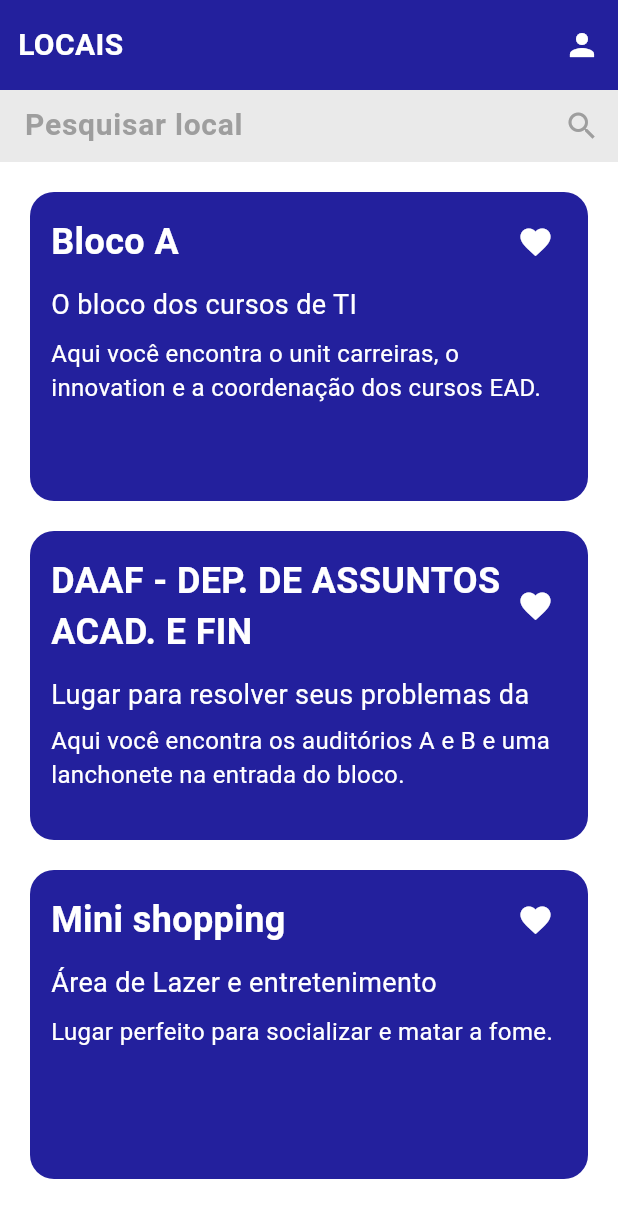
After one commit to Ricardo-Galindo/unit-, a Flutter app: the HomePage screen opened directly, on a phone screen of 412 x 824 dp. The commit adds this screen. Shown: the top 1218 px of the screen. Run offline on Flutter 3.47's test engine with Material 3 defaults, Android fonts, the phone set to English and light mode, and no system bars.

Commit message:
Front unit+

```diff
--- /dev/null
+++ b/lib/home/home_page.dart
@@ -0,0 +1,105 @@
+import 'package:flutter/material.dart';
+import 'package:unit_mais/local_details/local_details_page.dart';
+import 'package:unit_mais/login/login_page.dart';
+import 'package:unit_mais/widgets/CustomAppBar.dart';
+import 'package:unit_mais/widgets/information_card.dart';
+
+class HomePage extends StatefulWidget {
+  const HomePage({super.key});
+
+  @override
+  State<HomePage> createState() => _HomePageState();
+}
+
+class _HomePageState extends State<HomePage> {
+  List<Map<String, dynamic>> locals = [
+    {
+      "title": "Bloco A",
+      "commentary": "O bloco dos cursos de TI",
+      "description":
+          "Aqui você encontra o unit carreiras, o innovation e a coordenação dos cursos EAD."
+    },
+    {
+      "title": "DAAF - DEP. DE ASSUNTOS ACAD. E FIN",
+      "commentary": "Lugar para resolver seus problemas da faculdade",
+      "description":
+          "Aqui você encontra os auditórios A e B e uma lanchonete na entrada do bloco."
+    },
+    {
+      "title": "Mini shopping",
+      "commentary": "Área de Lazer e entretenimento",
+      "description": "Lugar perfeito para socializar e matar a fome."
+    }
+  ];
+
+  @override
+  Widget build(BuildContext context) {
+    return Scaffold(
+      body: Container(
+        color: Colors.black,
+        width: double.infinity,
+        child: Center(
+          child: Container(
+            color: Colors.white,
+            constraints: BoxConstraints(maxWidth: 500),
+            alignment: Alignment.topCenter,
+            child: Column(
+              children: [
+                CustomAppBar(
+                  shouldShow: false,
+                  onTap: () {
+                    Navigator.push(
+                      context,
+                      MaterialPageRoute(
+                        builder: (context) => LoginPage(),
+                      ),
+                    );
+                  },
+                ),
+                Container(
+                  decoration:
+                      BoxDecoration(color: Color.fromRGBO(152, 152, 152, 0.2)),
+                  child: TextField(
+                    onChanged: (value) {},
+                    decoration: InputDecoration(
+                        suffixIcon: Icon(
+                          Icons.search,
+                          color: Color(0xFF9E9E9E),
+                        ),
+                        hintText: "   Pesquisar local",
+                        hintStyle: TextStyle(
+                            fontFamily: 'Roboto',
+                            fontWeight: FontWeight.bold,
+                            fontSize: 20,
+                            color: Color(0xFF9E9E9E)),
+                        border: InputBorder.none),
+                  ),
+                ),
+                Expanded(
+                  child: ListView(
+                    children: locals
+                        .map(
+                          (local) => InformationCard(
+                              onTap: () {
+                                Navigator.push(
+                                  context,
+                                  MaterialPageRoute(
+                                    builder: (context) => LocalDetailsPage(),
+                                  ),
+                                );
+                              },
+                              title: local["title"],
+                              commentary: local["commentary"],
+                              description: local["description"]),
+                        )
+                        .toList(),
+                  ),
+                )
+              ],
+            ),
+          ),
+        ),
+      ),
+    );
+  }
+}
--- a/lib/register/register_page.dart
+++ b/lib/register/register_page.dart
@@ -5,7 +5,6 @@ import 'package:unit_mais/widgets/CustomButton.dart';
 import '../widgets/CustomTextField.dart';
 
 class RegisterPage extends StatefulWidget {
-
   @override
   State<RegisterPage> createState() => _RegisterPageState();
 }
@@ -59,6 +58,7 @@ class _RegisterPageState extends State<RegisterPage> {
                         CustomTextField(
                           onSubmitted: (value) {},
                           hintText: 'nome',
+                          icon: Icons.edit,
                         )
                       ],
                     ),
@@ -78,6 +78,7 @@ class _RegisterPageState extends State<RegisterPage> {
                         CustomTextField(
                           onSubmitted: (value) {},
                           hintText: 'sobrenome',
+                          icon: Icons.edit,
                         )
                       ],
                     ),
@@ -97,6 +98,7 @@ class _RegisterPageState extends State<RegisterPage> {
                         CustomTextField(
                           onSubmitted: (value) {},
                           hintText: 'email',
+                          icon: Icons.mail,
                         )
                       ],
                     ),
@@ -116,6 +118,7 @@ class _RegisterPageState extends State<RegisterPage> {
                         CustomTextField(
                           onSubmitted: (value) {},
                           hintText: 'confirmar senha',
+                          icon: Icons.lock,
                         )
                       ],
                     ),
--- /dev/null
+++ b/lib/widgets/CustomAppBar.dart
@@ -0,0 +1,58 @@
+import 'package:flutter/material.dart';
+import 'package:unit_mais/constants.dart';
+
+class CustomAppBar extends StatelessWidget {
+  CustomAppBar({required this.onTap, required this.shouldShow});
+
+  final void Function()? onTap;
+  final bool shouldShow;
+
+  @override
+  Widget build(BuildContext context) {
+    return Container(
+      height: 60,
+      padding: EdgeInsets.symmetric(horizontal: 12),
+      decoration: BoxDecoration(color: kPrimaryColor),
+      child: Row(
+        mainAxisAlignment: MainAxisAlignment.spaceBetween,
+        children: [
+          Row(
+            children: [
+              shouldShow
+                  ? GestureDetector(
+                      onTap: () {
+                        Navigator.pop(context);
+                      },
+                      child: Container(
+                        margin: EdgeInsets.only(right: 23),
+                        child: Icon(
+                          Icons.arrow_back,
+                          color: Colors.white,
+                        ),
+                      ),
+                    )
+                  : Container(),
+              Container(
+                child: Text(
+                  "LOCAIS",
+                  style: TextStyle(
+                      fontFamily: 'Roboto',
+                      fontSize: 20,
+                      fontWeight: FontWeight.bold,
+                      color: Colors.white),
+                ),
+              ),
+            ],
+          ),
+          GestureDetector(
+            onTap: onTap,
+            child: Icon(
+              Icons.person,
+              color: Colors.white,
+            ),
+          )
+        ],
+      ),
+    );
+  }
+}
--- /dev/null
+++ b/lib/widgets/information_card.dart
@@ -0,0 +1,90 @@
+import 'package:flutter/material.dart';
+import 'package:unit_mais/constants.dart';
+
+class InformationCard extends StatefulWidget {
+  InformationCard(
+      {required this.title,
+      required this.commentary,
+      required this.description,
+      required this.onTap});
+
+  final String title;
+  final String commentary;
+  final String description;
+  final void Function()? onTap;
+
+  @override
+  State<InformationCard> createState() => _InformationCardState();
+}
+
+class _InformationCardState extends State<InformationCard> {
+  @override
+  Widget build(BuildContext context) {
+    return GestureDetector(
+      onTap: widget.onTap,
+      child: Container(
+        margin: EdgeInsets.only(top: 20, left: 20, right: 20),
+        height: 206,
+        padding: EdgeInsets.only(left: 14, top: 16, right: 23, bottom: 32),
+        decoration: BoxDecoration(
+          color: kPrimaryColor,
+          borderRadius: BorderRadius.all(
+            Radius.circular(16),
+          ),
+        ),
+        child: Column(
+          crossAxisAlignment: CrossAxisAlignment.start,
+          children: [
+            Row(
+              mainAxisAlignment: MainAxisAlignment.spaceBetween,
+              children: [
+                Flexible(
+                  child: Container(
+                    child: Text(
+                      widget.title,
+                      style: TextStyle(
+                          fontFamily: 'Roboto',
+                          fontSize: 24,
+                          fontWeight: FontWeight.bold,
+                          color: Colors.white),
+                    ),
+                  ),
+                ),
+                Icon(
+                  Icons.favorite,
+                  color: Colors.white,
+                ),
+              ],
+            ),
+            Flexible(
+              child: Container(
+                margin: EdgeInsets.only(top: 12),
+                child: Text(
+                  widget.commentary,
+                  style: TextStyle(
+                      fontFamily: 'Roboto',
+                      fontSize: 18,
+                      fontWeight: FontWeight.normal,
+                      color: Colors.white),
+                  overflow: TextOverflow.ellipsis,
+                  maxLines: 10,
+                ),
+              ),
+            ),
+            Container(
+              margin: EdgeInsets.only(top: 8),
+              child: Text(
+                widget.description,
+                style: TextStyle(
+                    fontFamily: 'Roboto',
+                    fontSize: 16,
+                    fontWeight: FontWeight.normal,
+                    color: Colors.white),
+              ),
+            ),
+          ],
+        ),
+      ),
+    );
+  }
+}
--- a/pubspec.yaml
+++ b/pubspec.yaml
@@ -66,6 +66,7 @@ flutter:
           weight: 700
   assets:
     - assets/images/unit+.png
+    - assets/images/daaf.jpg
 
 
   # To add assets to your application, add an assets section, like this:
```
Also changed, not shown: lib/local_details/local_details_page.dart (added, +120 -0 lines), lib/login/login_page.dart (+9 -1 lines), lib/user_details/user_details_page.dart (added, +131 -0 lines), lib/widgets/CustomTextField.dart (+8 -1 lines), assets/images/daaf.jpg (added).
